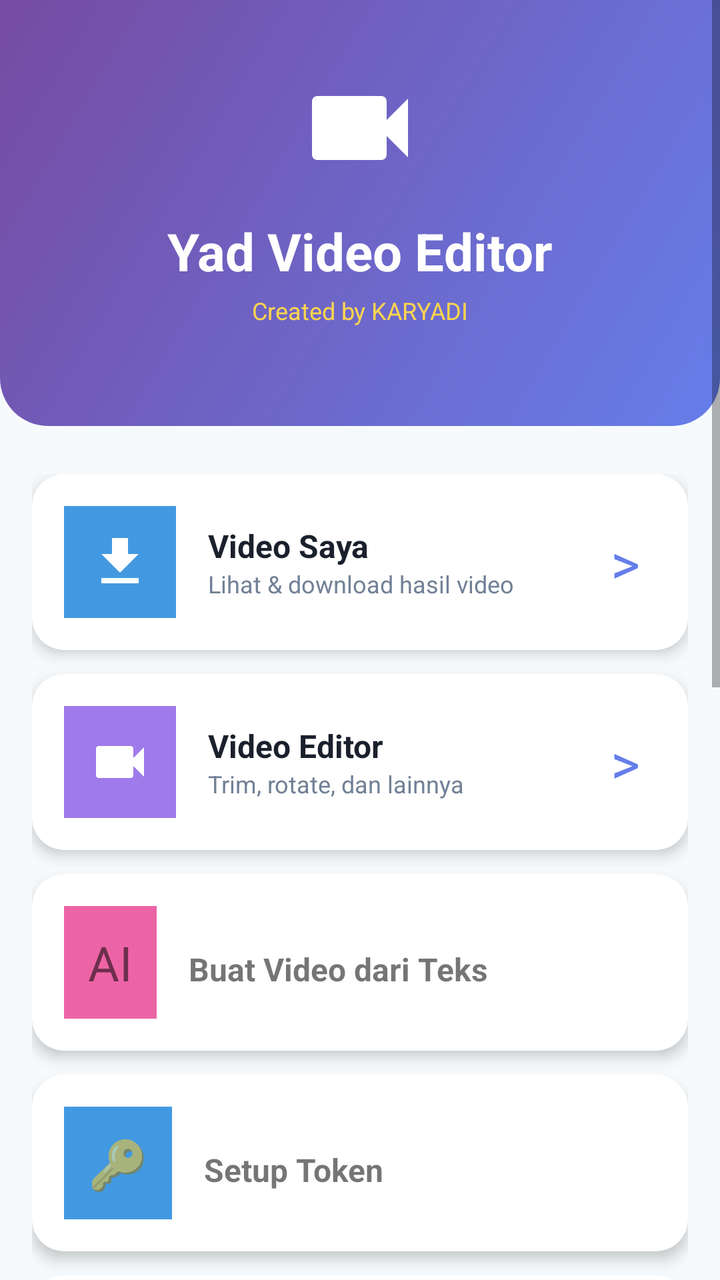
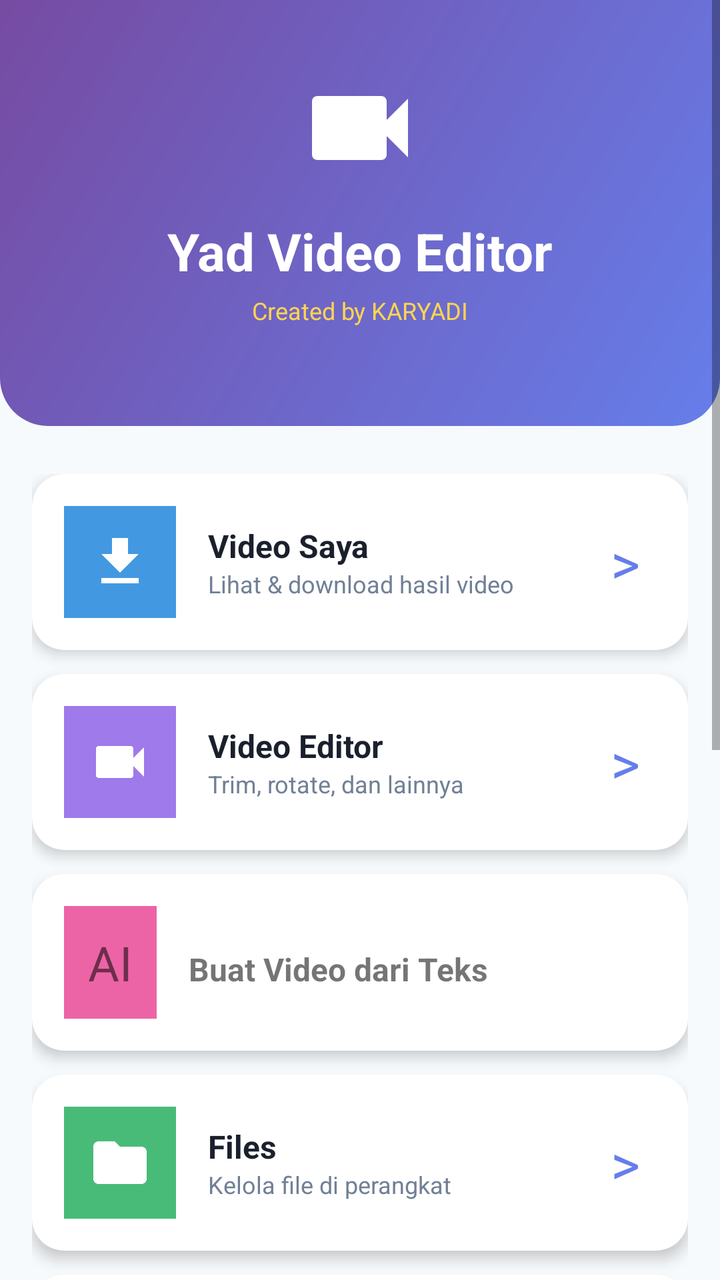

Compare the two renders of this Android layout. The source of the first and the diff that turns it into the second are given below.
<!-- AndroidManifest.xml: application theme Theme.YadVideoEditor -->
<!-- res/layout/activity_main.xml -->
<?xml version="1.0" encoding="utf-8"?>
<ScrollView xmlns:android="http://schemas.android.com/apk/res/android"
    xmlns:app="http://schemas.android.com/apk/res-auto"
    android:layout_width="match_parent"
    android:layout_height="match_parent"
    android:background="@color/bg_light"
    android:fillViewport="true">

    <LinearLayout
        android:orientation="vertical"
        android:layout_width="match_parent"
        android:layout_height="wrap_content">

        
        <LinearLayout
            android:id="@+id/headerLayout"
            android:orientation="vertical"
            android:background="@drawable/header_gradient"
            android:padding="32dp"
            android:gravity="center"
            android:clickable="true"
            android:focusable="true"
            android:layout_width="match_parent"
            android:layout_height="wrap_content">

            <ImageView
                android:src="@drawable/ic_video_editor"
                android:layout_width="64dp"
                android:layout_height="64dp"/>

            <TextView
                android:text="Yad Video Editor"
                android:textColor="@color/text_white"
                android:textSize="26sp"
                android:textStyle="bold"
                android:layout_marginTop="12dp"
                android:layout_width="wrap_content"
                android:layout_height="wrap_content"/>

            <TextView
                android:id="@+id/tvCredit"
                android:text="Created by KARYADI"
                android:textColor="#FFD54F"
                android:textSize="12sp"
                android:layout_marginTop="4dp"
                android:layout_width="wrap_content"
                android:layout_height="wrap_content"/>

            <TextView
                android:id="@+id/tvHiddenHint"
                android:text=""
                android:textColor="#FFFFFF"
                android:textSize="10sp"
                android:alpha="0.5"
                android:layout_marginTop="4dp"
                android:layout_width="wrap_content"
                android:layout_height="wrap_content"/>
        </LinearLayout>

        <LinearLayout
            android:orientation="vertical"
            android:padding="16dp"
            android:layout_marginTop="8dp"
            android:layout_width="match_parent"
            android:layout_height="wrap_content">

            
            <androidx.cardview.widget.CardView
                android:id="@+id/cardVideoList"
                android:layout_marginBottom="12dp"
                android:layout_width="match_parent"
                android:layout_height="wrap_content"
                android:clickable="true"
                android:focusable="true"
                android:foreground="?android:attr/selectableItemBackground"
                app:cardCornerRadius="16dp"
                app:cardElevation="4dp">

                <LinearLayout
                    android:orientation="horizontal"
                    android:padding="16dp"
                    android:gravity="center_vertical"
                    android:layout_width="match_parent"
                    android:layout_height="wrap_content">

                    <ImageView
                        android:src="@drawable/ic_download"
                        android:background="@color/btn_blue"
                        android:padding="12dp"
                        android:layout_width="56dp"
                        android:layout_height="56dp"/>

                    <LinearLayout
                        android:orientation="vertical"
                        android:layout_weight="1"
                        android:layout_marginStart="16dp"
                        android:layout_width="0dp"
                        android:layout_height="wrap_content">

                        <TextView
                            android:text="Video Saya"
                            android:textSize="16sp"
                            android:textStyle="bold"
                            android:textColor="@color/text_primary"
                            android:layout_width="match_parent"
                            android:layout_height="wrap_content"/>

                        <TextView
                            android:text="Lihat &amp; download hasil video"
                            android:textSize="12sp"
                            android:textColor="@color/text_secondary"
                            android:layout_width="match_parent"
                            android:layout_height="wrap_content"/>
                    </LinearLayout>

                    <TextView
                        android:text="&gt;"
                        android:textSize="28sp"
                        android:textColor="@color/primary"
                        android:padding="8dp"
                        android:layout_width="wrap_content"
                        android:layout_height="wrap_content"/>
                </LinearLayout>
            </androidx.cardview.widget.CardView>

            
            <androidx.cardview.widget.CardView
                android:id="@+id/cardEditor"
                android:layout_marginBottom="12dp"
                android:layout_width="match_parent"
                android:layout_height="wrap_content"
                android:clickable="true"
                android:focusable="true"
                android:foreground="?android:attr/selectableItemBackground"
                app:cardCornerRadius="16dp"
                app:cardElevation="4dp">

                <LinearLayout
                    android:orientation="horizontal"
                    android:padding="16dp"
                    android:gravity="center_vertical"
                    android:layout_width="match_parent"
                    android:layout_height="wrap_content">

                    <ImageView
                        android:src="@drawable/ic_video_editor"
                        android:background="@color/btn_purple"
                        android:padding="12dp"
                        android:layout_width="56dp"
                        android:layout_height="56dp"/>

                    <LinearLayout
                        android:orientation="vertical"
                        android:layout_weight="1"
                        android:layout_marginStart="16dp"
                        android:layout_width="0dp"
                        android:layout_height="wrap_content">

                        <TextView
                            android:text="Video Editor"
                            android:textSize="16sp"
                            android:textStyle="bold"
                            android:textColor="@color/text_primary"
                            android:layout_width="match_parent"
                            android:layout_height="wrap_content"/>

                        <TextView
                            android:text="Trim, rotate, dan lainnya"
                            android:textSize="12sp"
                            android:textColor="@color/text_secondary"
                            android:layout_width="match_parent"
                            android:layout_height="wrap_content"/>
                    </LinearLayout>

                    <TextView
                        android:text="&gt;"
                        android:textSize="28sp"
                        android:textColor="@color/primary"
                        android:padding="8dp"
                        android:layout_width="wrap_content"
                        android:layout_height="wrap_content"/>
                </LinearLayout>
            </androidx.cardview.widget.CardView>

            <androidx.cardview.widget.CardView
                android:id="@+id/cardAiVideo"
                android:layout_marginBottom="12dp"
                android:layout_width="match_parent"
                android:layout_height="wrap_content"
                android:clickable="true"
                android:focusable="true"
                app:cardCornerRadius="16dp"
                app:cardElevation="4dp">
                <LinearLayout android:orientation="horizontal" android:padding="16dp"
                    android:layout_width="match_parent" android:layout_height="wrap_content">
                    <TextView android:text="AI" android:textSize="24sp"
                        android:padding="12dp" android:background="#ED64A6"
                        android:layout_width="wrap_content" android:layout_height="wrap_content"/>
                    <TextView android:text="Buat Video dari Teks" android:textSize="16sp"
                        android:textStyle="bold" android:layout_marginStart="16dp"
                        android:layout_width="wrap_content" android:layout_height="wrap_content"/>
                </LinearLayout>
            </androidx.cardview.widget.CardView>

            <androidx.cardview.widget.CardView
                android:id="@+id/cardTokenSetup"
                android:layout_marginBottom="12dp"
                android:layout_width="match_parent"
                android:layout_height="wrap_content"
                android:clickable="true"
                android:focusable="true"
                app:cardCornerRadius="16dp"
                app:cardElevation="4dp">
                <LinearLayout android:orientation="horizontal" android:padding="16dp"
                    android:layout_width="match_parent" android:layout_height="wrap_content">
                    <TextView android:text="🔑" android:textSize="24sp"
                        android:padding="12dp" android:background="#4299E1"
                        android:layout_width="wrap_content" android:layout_height="wrap_content"/>
                    <TextView android:text="Setup Token" android:textSize="16sp"
                        android:textStyle="bold" android:layout_marginStart="16dp"
                        android:layout_width="wrap_content" android:layout_height="wrap_content"/>
                </LinearLayout>
            </androidx.cardview.widget.CardView>

            
            <androidx.cardview.widget.CardView
                android:id="@+id/cardFiles"
                android:layout_marginBottom="12dp"
                android:layout_width="match_parent"
                android:layout_height="wrap_content"
                android:clickable="true"
                android:focusable="true"
                android:foreground="?android:attr/selectableItemBackground"
                app:cardCornerRadius="16dp"
                app:cardElevation="4dp">

                <LinearLayout
                    android:orientation="horizontal"
                    android:padding="16dp"
                    android:gravity="center_vertical"
                    android:layout_width="match_parent"
                    android:layout_height="wrap_content">

                    <ImageView
                        android:src="@drawable/ic_files"
                        android:background="@color/btn_green"
                        android:padding="12dp"
                        android:layout_width="56dp"
                        android:layout_height="56dp"/>

                    <LinearLayout
                        android:orientation="vertical"
                        android:layout_weight="1"
                        android:layout_marginStart="16dp"
                        android:layout_width="0dp"
                        android:layout_height="wrap_content">

                        <TextView
                            android:text="Files"
                            android:textSize="16sp"
                            android:textStyle="bold"
                            android:textColor="@color/text_primary"
                            android:layout_width="match_parent"
                            android:layout_height="wrap_content"/>

                        <TextView
                            android:text="Kelola file di perangkat"
                            android:textSize="12sp"
                            android:textColor="@color/text_secondary"
                            android:layout_width="match_parent"
                            android:layout_height="wrap_content"/>
                    </LinearLayout>

                    <TextView
                        android:text="&gt;"
                        android:textSize="28sp"
                        android:textColor="@color/primary"
                        android:padding="8dp"
                        android:layout_width="wrap_content"
                        android:layout_height="wrap_content"/>
                </LinearLayout>
            </androidx.cardview.widget.CardView>

            
            <androidx.cardview.widget.CardView
                android:id="@+id/cardInstructions"
                android:layout_marginBottom="12dp"
                android:layout_width="match_parent"
                android:layout_height="wrap_content"
                android:clickable="true"
                android:focusable="true"
                android:foreground="?android:attr/selectableItemBackground"
                app:cardCornerRadius="16dp"
                app:cardElevation="4dp">

                <LinearLayout
                    android:orientation="horizontal"
                    android:padding="16dp"
                    android:gravity="center_vertical"
                    android:layout_width="match_parent"
                    android:layout_height="wrap_content">

                    <ImageView
                        android:src="@drawable/ic_instructions"
                        android:background="@color/btn_orange"
                        android:padding="12dp"
                        android:layout_width="56dp"
                        android:layout_height="56dp"/>

                    <LinearLayout
                        android:orientation="vertical"
                        android:layout_weight="1"
                        android:layout_marginStart="16dp"
                        android:layout_width="0dp"
                        android:layout_height="wrap_content">

                        <TextView
                            android:text="Petunjuk"
                            android:textSize="16sp"
                            android:textStyle="bold"
                            android:textColor="@color/text_primary"
                            android:layout_width="match_parent"
                            android:layout_height="wrap_content"/>

                        <TextView
                            android:text="Cara pakai aplikasi"
                            android:textSize="12sp"
                            android:textColor="@color/text_secondary"
                            android:layout_width="match_parent"
                            android:layout_height="wrap_content"/>
                    </LinearLayout>

                    <TextView
                        android:text="&gt;"
                        android:textSize="28sp"
                        android:textColor="@color/primary"
                        android:padding="8dp"
                        android:layout_width="wrap_content"
                        android:layout_height="wrap_content"/>
                </LinearLayout>
            </androidx.cardview.widget.CardView>

            
            <androidx.cardview.widget.CardView
                android:id="@+id/cardCredit"
                android:layout_marginBottom="12dp"
                android:layout_width="match_parent"
                android:layout_height="wrap_content"
                android:clickable="true"
                android:focusable="true"
                android:foreground="?android:attr/selectableItemBackground"
                app:cardCornerRadius="16dp"
                app:cardElevation="4dp">

                <LinearLayout
                    android:orientation="horizontal"
                    android:padding="16dp"
                    android:gravity="center_vertical"
                    android:layout_width="match_parent"
                    android:layout_height="wrap_content">

                    <ImageView
                        android:src="@drawable/ic_credit"
                        android:background="@color/btn_pink"
                        android:padding="12dp"
                        android:layout_width="56dp"
                        android:layout_height="56dp"/>

                    <LinearLayout
                        android:orientation="vertical"
                        android:layout_weight="1"
                        android:layout_marginStart="16dp"
                        android:layout_width="0dp"
                        android:layout_height="wrap_content">

                        <TextView
                            android:text="Credit"
                            android:textSize="16sp"
                            android:textStyle="bold"
                            android:textColor="@color/text_primary"
                            android:layout_width="match_parent"
                            android:layout_height="wrap_content"/>

                        <TextView
                            android:text="Info pembuat aplikasi"
                            android:textSize="12sp"
                            android:textColor="@color/text_secondary"
                            android:layout_width="match_parent"
                            android:layout_height="wrap_content"/>
                    </LinearLayout>

                    <TextView
                        android:text="&gt;"
                        android:textSize="28sp"
                        android:textColor="@color/primary"
                        android:padding="8dp"
                        android:layout_width="wrap_content"
                        android:layout_height="wrap_content"/>
                </LinearLayout>
            </androidx.cardview.widget.CardView>

            
            <androidx.cardview.widget.CardView
                android:id="@+id/cardStatistics"
                android:layout_marginBottom="12dp"
                android:layout_width="match_parent"
                android:layout_height="wrap_content"
                android:clickable="true"
                android:focusable="true"
                android:foreground="?android:attr/selectableItemBackground"
                app:cardCornerRadius="16dp"
                app:cardElevation="4dp">

                <LinearLayout
                    android:orientation="horizontal"
                    android:padding="16dp"
                    android:gravity="center_vertical"
                    android:layout_width="match_parent"
                    android:layout_height="wrap_content">

                    <ImageView
                        android:src="@drawable/ic_stats"
                        android:background="@color/btn_teal"
                        android:padding="12dp"
                        android:layout_width="56dp"
                        android:layout_height="56dp"/>

                    <LinearLayout
                        android:orientation="vertical"
                        android:layout_weight="1"
                        android:layout_marginStart="16dp"
                        android:layout_width="0dp"
                        android:layout_height="wrap_content">

                        <TextView
                            android:text="Statistik"
                            android:textSize="16sp"
                            android:textStyle="bold"
                            android:textColor="@color/text_primary"
                            android:layout_width="match_parent"
                            android:layout_height="wrap_content"/>

                        <TextView
                            android:text="Data penggunaan aplikasi"
                            android:textSize="12sp"
                            android:textColor="@color/text_secondary"
                            android:layout_width="match_parent"
                            android:layout_height="wrap_content"/>
                    </LinearLayout>

                    <TextView
                        android:text="&gt;"
                        android:textSize="28sp"
                        android:textColor="@color/primary"
                        android:padding="8dp"
                        android:layout_width="wrap_content"
                        android:layout_height="wrap_content"/>
                </LinearLayout>
            </androidx.cardview.widget.CardView>

            
            <androidx.cardview.widget.CardView
                android:id="@+id/cardSettings"
                android:layout_marginBottom="12dp"
                android:layout_width="match_parent"
                android:layout_height="wrap_content"
                android:clickable="true"
                android:focusable="true"
                android:foreground="?android:attr/selectableItemBackground"
                app:cardCornerRadius="16dp"
                app:cardElevation="4dp">

                <LinearLayout
                    android:orientation="horizontal"
                    android:padding="16dp"
                    android:gravity="center_vertical"
                    android:layout_width="match_parent"
                    android:layout_height="wrap_content">

                    <ImageView
                        android:src="@drawable/ic_settings"
                        android:background="@color/btn_indigo"
                        android:padding="12dp"
                        android:layout_width="56dp"
                        android:layout_height="56dp"/>

                    <LinearLayout
                        android:orientation="vertical"
                        android:layout_weight="1"
                        android:layout_marginStart="16dp"
                        android:layout_width="0dp"
                        android:layout_height="wrap_content">

                        <TextView
                            android:text="Pengaturan"
                            android:textSize="16sp"
                            android:textStyle="bold"
                            android:textColor="@color/text_primary"
                            android:layout_width="match_parent"
                            android:layout_height="wrap_content"/>

                        <TextView
                            android:text="Konfigurasi aplikasi"
                            android:textSize="12sp"
                            android:textColor="@color/text_secondary"
                            android:layout_width="match_parent"
                            android:layout_height="wrap_content"/>
                    </LinearLayout>

                    <TextView
                        android:text="&gt;"
                        android:textSize="28sp"
                        android:textColor="@color/primary"
                        android:padding="8dp"
                        android:layout_width="wrap_content"
                        android:layout_height="wrap_content"/>
                </LinearLayout>
            </androidx.cardview.widget.CardView>

            
            <androidx.cardview.widget.CardView
                android:id="@+id/cardAdminHidden"
                android:visibility="gone"
                android:layout_marginBottom="12dp"
                android:layout_width="match_parent"
                android:layout_height="wrap_content"
                android:clickable="true"
                android:focusable="true"
                android:foreground="?android:attr/selectableItemBackground"
                app:cardCornerRadius="16dp"
                app:cardElevation="4dp">

                <LinearLayout
                    android:orientation="horizontal"
                    android:padding="16dp"
                    android:gravity="center_vertical"
                    android:layout_width="match_parent"
                    android:layout_height="wrap_content">

                    <ImageView
                        android:src="@drawable/ic_settings"
                        android:background="@color/btn_red"
                        android:padding="12dp"
                        android:layout_width="56dp"
                        android:layout_height="56dp"/>

                    <LinearLayout
                        android:orientation="vertical"
                        android:layout_weight="1"
                        android:layout_marginStart="16dp"
                        android:layout_width="0dp"
                        android:layout_height="wrap_content">

                        <TextView
                            android:text="Admin Panel"
                            android:textSize="16sp"
                            android:textStyle="bold"
                            android:textColor="@color/danger"
                            android:layout_width="match_parent"
                            android:layout_height="wrap_content"/>

                        <TextView
                            android:text="Mode admin"
                            android:textSize="12sp"
                            android:textColor="@color/text_secondary"
                            android:layout_width="match_parent"
                            android:layout_height="wrap_content"/>
                    </LinearLayout>

                    <TextView
                        android:text="&gt;"
                        android:textSize="28sp"
                        android:textColor="@color/danger"
                        android:padding="8dp"
                        android:layout_width="wrap_content"
                        android:layout_height="wrap_content"/>
                </LinearLayout>
            </androidx.cardview.widget.CardView>

            
            <TextView
                android:text="Created by KARYADI, Coding by KARYADI"
                android:textSize="11sp"
                android:textColor="@color/text_hint"
                android:gravity="center"
                android:paddingTop="16dp"
                android:paddingBottom="8dp"
                android:layout_width="match_parent"
                android:layout_height="wrap_content"/>
        </LinearLayout>
    </LinearLayout>
</ScrollView>
<!-- resources referenced by this layout -->
<resources>
  <color name="bg_light">#F7FAFC</color>
  <color name="btn_blue">#4299E1</color>
  <color name="btn_green">#48BB78</color>
  <color name="btn_indigo">#5A67D8</color>
  <color name="btn_orange">#ED8936</color>
  <color name="btn_pink">#ED64A6</color>
  <color name="btn_purple">#9F7AEA</color>
  <color name="btn_red">#F56565</color>
  <color name="btn_teal">#38B2AC</color>
  <color name="danger">#F56565</color>
  <color name="primary">#667EEA</color>
  <color name="text_hint">#A0AEC0</color>
  <color name="text_primary">#1A202C</color>
  <color name="text_secondary">#718096</color>
  <color name="text_white">#FFFFFF</color>
  <!-- drawable header_gradient (drawable) -->
  <?xml version="1.0" encoding="utf-8"?>
  <shape xmlns:android="http://schemas.android.com/apk/res/android">
      <gradient
          android:startColor="@color/bg_header_start"
          android:endColor="@color/bg_header_end"
          android:angle="135"/>
      <corners
          android:bottomLeftRadius="24dp"
          android:bottomRightRadius="24dp"/>
  </shape>
  <!-- drawable ic_credit (drawable) -->
  <?xml version="1.0" encoding="utf-8"?>
  <vector xmlns:android="http://schemas.android.com/apk/res/android"
      android:width="24dp" android:height="24dp"
      android:viewportWidth="24" android:viewportHeight="24"
      android:tint="@color/text_white">
      <path android:fillColor="@android:color/white"
          android:pathData="M12,17.27L18.18,21l-1.64,-7.03L22,9.24l-7.19,-0.61L12,2 9.19,8.63 2,9.24l5.46,4.73L5.82,21z"/>
  </vector>
  <!-- drawable ic_download (drawable) -->
  <?xml version="1.0" encoding="utf-8"?>
  <vector xmlns:android="http://schemas.android.com/apk/res/android"
      android:width="24dp" android:height="24dp"
      android:viewportWidth="24" android:viewportHeight="24"
      android:tint="@color/text_white">
      <path android:fillColor="@android:color/white"
          android:pathData="M19,9h-4V3H9v6H5l7,7 7,-7zM5,18v2h14v-2H5z"/>
  </vector>
  <!-- drawable ic_files (drawable) -->
  <?xml version="1.0" encoding="utf-8"?>
  <vector xmlns:android="http://schemas.android.com/apk/res/android"
      android:width="24dp" android:height="24dp"
      android:viewportWidth="24" android:viewportHeight="24"
      android:tint="@color/text_white">
      <path android:fillColor="@android:color/white"
          android:pathData="M10,4H4c-1.1,0 -1.99,0.9 -1.99,2L2,18c0,1.1 0.9,2 2,2h16c1.1,0 2,-0.9 2,-2V8c0,-1.1 -0.9,-2 -2,-2h-8l-2,-2z"/>
  </vector>
  <!-- drawable ic_instructions (drawable) -->
  <?xml version="1.0" encoding="utf-8"?>
  <vector xmlns:android="http://schemas.android.com/apk/res/android"
      android:width="24dp" android:height="24dp"
      android:viewportWidth="24" android:viewportHeight="24"
      android:tint="@color/text_white">
      <path android:fillColor="@android:color/white"
          android:pathData="M12,2C6.48,2 2,6.48 2,12s4.48,10 10,10 10,-4.48 10,-10S17.52,2 12,2zM13,17h-2v-2h2v2zM13,13h-2V7h2v6z"/>
  </vector>
  <!-- drawable ic_stats (drawable) -->
  <?xml version="1.0" encoding="utf-8"?>
  <vector xmlns:android="http://schemas.android.com/apk/res/android"
      android:width="24dp" android:height="24dp"
      android:viewportWidth="24" android:viewportHeight="24"
      android:tint="@color/text_white">
      <path android:fillColor="@android:color/white"
          android:pathData="M5,9.2h3V19H5zM10.6,5h2.8v14h-2.8zM16.2,13H19v6h-2.8z"/>
  </vector>
  <color name="bg_header_start">#667EEA</color>
  <color name="bg_header_end">#764BA2</color>
  <color name="primary_dark">#4C51BF</color>
  <color name="white">#FFFFFF</color>
  <color name="accent">#F093FB</color>
  <color name="accent_dark">#D26FE0</color>
  <!-- unchanged entries left out for length: 3 -->
</resources>

<!-- the commit's change to res/layout/activity_main.xml (unified diff, before → after) -->
@@ -202,26 +202,6 @@
                 </LinearLayout>
             </androidx.cardview.widget.CardView>
 
-            <androidx.cardview.widget.CardView
-                android:id="@+id/cardTokenSetup"
-                android:layout_marginBottom="12dp"
-                android:layout_width="match_parent"
-                android:layout_height="wrap_content"
-                android:clickable="true"
-                android:focusable="true"
-                app:cardCornerRadius="16dp"
-                app:cardElevation="4dp">
-                <LinearLayout android:orientation="horizontal" android:padding="16dp"
-                    android:layout_width="match_parent" android:layout_height="wrap_content">
-                    <TextView android:text="🔑" android:textSize="24sp"
-                        android:padding="12dp" android:background="#4299E1"
-                        android:layout_width="wrap_content" android:layout_height="wrap_content"/>
-                    <TextView android:text="Setup Token" android:textSize="16sp"
-                        android:textStyle="bold" android:layout_marginStart="16dp"
-                        android:layout_width="wrap_content" android:layout_height="wrap_content"/>
-                </LinearLayout>
-            </androidx.cardview.widget.CardView>
-
             
             <androidx.cardview.widget.CardView
                 android:id="@+id/cardFiles"
